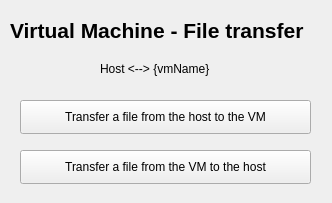
Qt form UI/transferPage.ui (TheNapis/theVirtualThings) before a commit.
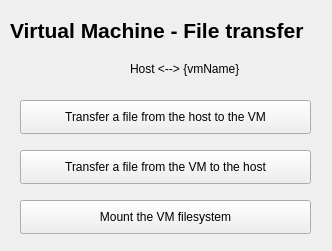
The same form after that commit.

Commit message: Transfer pages works

Diff of the .ui file:
```diff
--- a/UI/transferPage.ui
+++ b/UI/transferPage.ui
@@ -7,7 +7,7 @@
     <x>0</x>
     <y>0</y>
     <width>332</width>
-    <height>203</height>
+    <height>251</height>
    </rect>
   </property>
   <property name="windowTitle">
@@ -63,7 +63,7 @@
    <widget class="QLabel" name="label_2">
     <property name="geometry">
      <rect>
-      <x>100</x>
+      <x>130</x>
       <y>60</y>
       <width>131</width>
       <height>18</height>
@@ -73,6 +73,19 @@
      <string>Host &lt;--&gt; {vmName}</string>
     </property>
    </widget>
+   <widget class="QPushButton" name="mountButton">
+    <property name="geometry">
+     <rect>
+      <x>20</x>
+      <y>200</y>
+      <width>291</width>
+      <height>34</height>
+     </rect>
+    </property>
+    <property name="text">
+     <string>Mount the VM filesystem</string>
+    </property>
+   </widget>
   </widget>
  </widget>
  <resources/>
```
Left out of the diff: 8 changed lines with no effect on the pictures. The commit also changes 3 other files.
